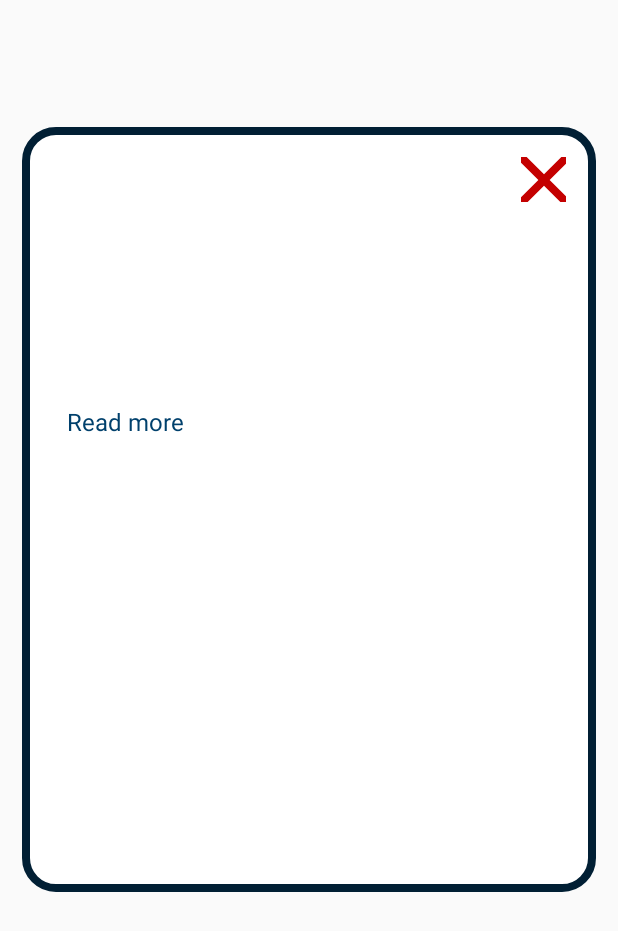
After one commit to TigranMirzoyan/TimeTwist, an Android app: the layout fragment_place_info_dialog.xml on its own in the app's theme, with its tools: preview values and no code run, on a phone screen of 412 x 824 dp. The commit adds this screen. Shown: the top 931 px of the screen. Run offline under Robolectric (Android 15) with nearby library versions, the phone set to English and light mode, and no system bars.

Commit message:
Add places description (Wikipedia)

```diff
--- a/app/build.gradle.kts
+++ b/app/build.gradle.kts
@@ -37,4 +37,5 @@ dependencies {
     androidTestImplementation(libs.ext.junit)
     androidTestImplementation(libs.espresso.core)
     implementation(libs.bottom.bar)
+    implementation(libs.gson)
 }
--- /dev/null
+++ b/app/src/main/res/drawable/info_background.xml
@@ -0,0 +1,16 @@
+<?xml version="1.0" encoding="utf-8"?>
+<inset xmlns:android="http://schemas.android.com/apk/res/android"
+    android:insetLeft="5dp"
+    android:insetRight="5dp"
+    android:insetBottom="5dp"
+    android:insetTop="5dp">
+
+    <shape android:shape="rectangle">
+        <corners android:radius="20dp"/>
+        <solid android:color="@color/white" />
+        <stroke android:width="5dp"
+            android:color="@color/dark_blue"/>
+
+    </shape>
+
+</inset>
--- /dev/null
+++ b/app/src/main/res/layout/fragment_place_info_dialog.xml
@@ -0,0 +1,72 @@
+<?xml version="1.0" encoding="utf-8"?>
+<RelativeLayout xmlns:android="http://schemas.android.com/apk/res/android"
+    android:layout_width="match_parent"
+    android:layout_height="wrap_content">
+
+    <RelativeLayout
+        android:layout_width="match_parent"
+        android:layout_height="wrap_content"
+        android:layout_marginHorizontal="10dp"
+        android:layout_marginTop="80dp"
+        android:background="@drawable/info_background">
+
+        <ImageButton
+            android:id="@+id/cancelID"
+            android:layout_width="30dp"
+            android:layout_height="30dp"
+            android:layout_alignParentEnd="true"
+            android:layout_marginTop="20dp"
+            android:layout_marginEnd="20dp"
+            android:background="@android:color/transparent"
+            android:src="@drawable/close" />
+
+        <ScrollView
+            android:id="@+id/Scroll_View"
+            android:layout_width="match_parent"
+            android:layout_height="450dp"
+            android:layout_below="@id/cancelID"
+            android:layout_marginTop="10dp"
+            android:fillViewport="true">
+
+            <LinearLayout
+                android:id="@+id/linearLayout2"
+                android:layout_width="match_parent"
+                android:layout_height="wrap_content"
+                android:orientation="vertical"
+                android:padding="20dp">
+
+                <TextView
+                    android:id="@+id/placeTitle"
+                    android:layout_width="match_parent"
+                    android:layout_height="wrap_content"
+                    android:paddingLeft="10dp"
+                    android:text=""
+                    android:textColor="@color/black"
+                    android:textSize="28dp"
+                    android:textStyle="bold" />
+
+                <TextView
+                    android:id="@+id/placeDescription"
+                    android:layout_width="match_parent"
+                    android:layout_height="wrap_content"
+                    android:paddingLeft="10dp"
+                    android:paddingTop="10dp"
+                    android:text=""
+                    android:textColor="@color/black"
+                    android:textSize="20dp" />
+
+                <TextView
+                    android:id="@+id/placeLink"
+                    android:layout_width="match_parent"
+                    android:layout_height="wrap_content"
+                    android:layout_marginTop="20dp"
+                    android:paddingLeft="10dp"
+                    android:paddingTop="10dp"
+                    android:text="Read more"
+                    android:textColor="@color/blue"
+                    android:textSize="16dp" />
+
+            </LinearLayout>
+        </ScrollView>
+    </RelativeLayout>
+</RelativeLayout>
```
Also changed, not shown: app/src/main/java/com/timetwist/bottombar/MapFragment.java (+25 -6 lines), app/src/main/java/com/timetwist/info/PlaceInfoDialog.java (added, +62 -0 lines), app/src/main/java/com/timetwist/info/WikipediaAPI.java (added, +35 -0 lines), app/src/main/res/layout/activity_login.xml (+31 -14 lines), app/src/main/res/layout/activity_resgister.xml (+29 -14 lines), gradle/libs.versions.toml (+8 -5 lines).
